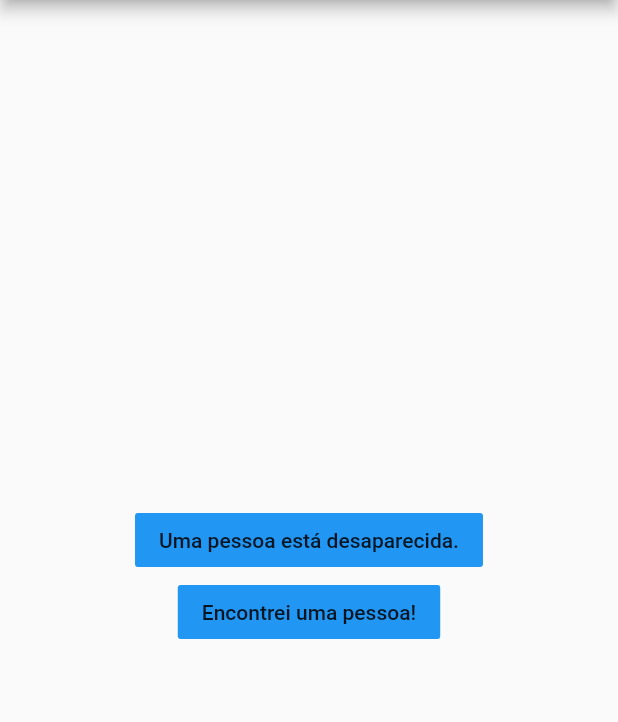
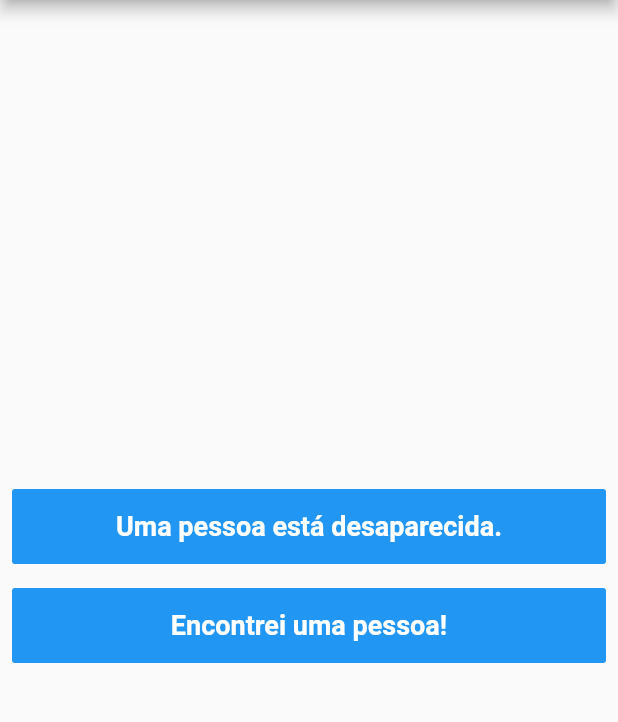
Before and after one commit to joaofavara/missing-finder-flutter, a Flutter app: the SelecaoDoTipo screen opened by its route, on a phone screen of 412 x 824 dp, the part 84-806 px from its top. Run offline on Flutter 3.47's test engine with Material 2 defaults, Android fonts, the light colour scheme and no system bars; our stand-ins replace google_maps_flutter, image_picker, location; missing offline and left inert: flutter_config; network calls fail.

Commit message:
Refina tela de decisão de cadastro

```diff
--- a/lib/screen/selecaoDoTipo.dart
+++ b/lib/screen/selecaoDoTipo.dart
@@ -24,15 +24,49 @@ class SelecaoDoTipo extends StatelessWidget {
         child: Column (
           mainAxisAlignment: MainAxisAlignment.center,
           children: <Widget>[
-            FlatButton(
-              child: Text('Uma pessoa está desaparecida.'),
-              color: Colors.blue,
-              onPressed: () => goToFormDesaparecida(context),
+            Row(
+              children: [
+                Expanded(
+                  child: Padding(
+                    padding: EdgeInsets.all(8.0),
+                    child: FlatButton(
+                      child: Text(
+                        'Uma pessoa está desaparecida.',
+                        style: TextStyle(
+                          color: Colors.white,
+                          fontSize: 18.0,
+                          fontWeight: FontWeight.bold,
+                        ),
+                      ),
+                      color: Colors.blue,
+                      onPressed: () => goToFormDesaparecida(context),
+                      height: 50.0,
+                    ),
+                  ),
+                ),
+              ],
             ),
-            FlatButton(
-              child: Text('Encontrei uma pessoa!'),
-              color: Colors.blue,
-              onPressed: () => goToFormAchada(context),
+            Row(
+              children: [
+                Expanded(
+                  child: Padding(
+                    padding: EdgeInsets.all(8.0),
+                    child: FlatButton(
+                      child: Text(
+                        'Encontrei uma pessoa!',
+                        style: TextStyle(
+                          color: Colors.white,
+                          fontSize: 18.0,
+                          fontWeight: FontWeight.bold,
+                        ),
+                      ),
+                      color: Colors.blue,
+                      onPressed: () => goToFormAchada(context),
+                      height: 50.0,
+                    ),
+                  ),
+                ),
+              ],
             ),
           ],
         ),
```
